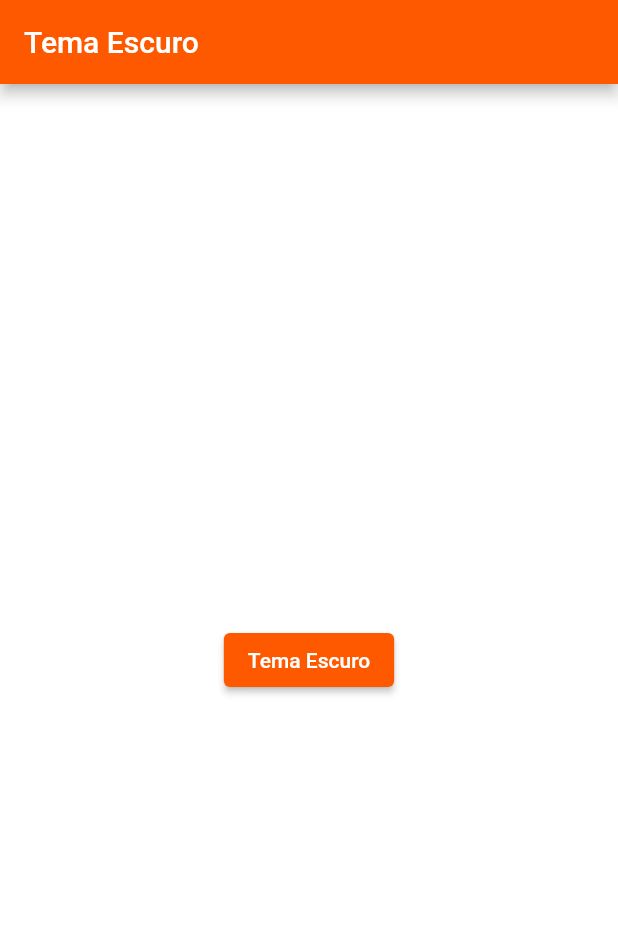
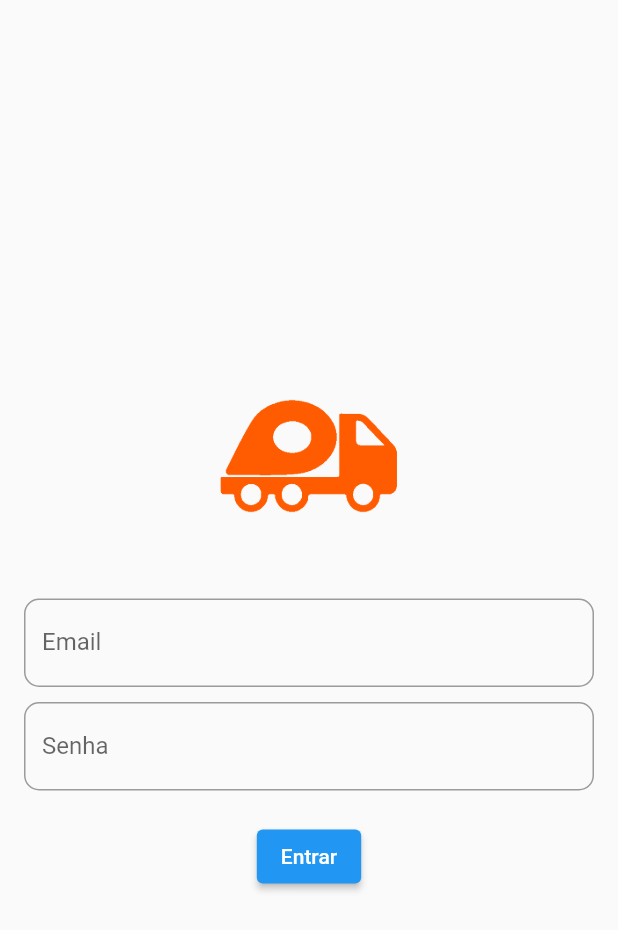
Before and after one commit to 269137ot2/trashmap, a Flutter app: the screen it shows after launch, on a phone screen of 412 x 824 dp. Shown: the top 930 px of the screen. Run offline on Flutter 3.47's test engine with Material 2 defaults, Android fonts, the phone set to English and light mode, and no system bars.

```diff
--- /dev/null
+++ b/lib/app_widget.dart
@@ -0,0 +1,16 @@
+import 'package:flutter/material.dart';
+import 'login_page.dart';
+import 'home_page.dart';
+
+class AppWidget extends StatelessWidget {
+  @override
+  Widget build(BuildContext context) {
+    return MaterialApp(
+      initialRoute: '/',
+      routes: {
+        '/': (context) => LoginPage(),
+        '/home': (context) => HomePage(),
+      },
+    );
+  }
+}
--- /dev/null
+++ b/lib/login_page.dart
@@ -0,0 +1,67 @@
+import 'package:flutter/material.dart';
+
+class LoginPage extends StatefulWidget {
+  @override
+  State<LoginPage> createState() => _LoginPageState();
+}
+
+class _LoginPageState extends State<LoginPage> {
+  final TextEditingController emailController = TextEditingController();
+  final TextEditingController passwordController = TextEditingController();
+
+  void login() {
+    String email = emailController.text;
+    String password = passwordController.text;
+
+    // Perform login logic here (e.g., validate credentials)
+
+    if (email.isNotEmpty && password.isNotEmpty) {
+      Navigator.pushReplacementNamed(context, '/home');
+    }
+  }
+
+  @override
+  Widget build(BuildContext context) {
+    return Scaffold(
+      body: Padding(
+        padding: const EdgeInsets.all(16.0),
+        child: Column(
+          mainAxisAlignment: MainAxisAlignment.center,
+          children: [
+            Image.asset(
+              'assets/images/orangeicon.png',
+              width: 150,
+              height: 150,
+            ),
+            SizedBox(height: 20),
+            TextField(
+              controller: emailController,
+              decoration: InputDecoration(
+                labelText: 'Email',
+                border: OutlineInputBorder(
+                  borderRadius: BorderRadius.circular(10),
+                ),
+              ),
+            ),
+            SizedBox(height: 10),
+            TextField(
+              controller: passwordController,
+              obscureText: true,
+              decoration: InputDecoration(
+                labelText: 'Senha',
+                border: OutlineInputBorder(
+                  borderRadius: BorderRadius.circular(10),
+                ),
+              ),
+            ),
+            SizedBox(height: 20),
+            ElevatedButton(
+              onPressed: login,
+              child: Text('Entrar'),
+            ),
+          ],
+        ),
+      ),
+    );
+  }
+}
--- a/lib/main.dart
+++ b/lib/main.dart
@@ -1,6 +1,6 @@
 import 'package:flutter/material.dart';
-import 'home_page.dart';
+import 'package:trashmap/app_widget.dart';
 
-main() {
-  runApp(ThemeButton());
+void main() {
+  runApp(AppWidget());
 }
```
Also changed, not shown: lib/app_controler.dart (added, +11 -0 lines), lib/app_theme.dart (added, +67 -0 lines), lib/home_page.dart (+38 -48 lines), pubspec.yaml (+4 -3 lines), assets/images/blackicon.png (added), assets/images/orangeicon.png (added), assets/images/whiteicon.png (added).
